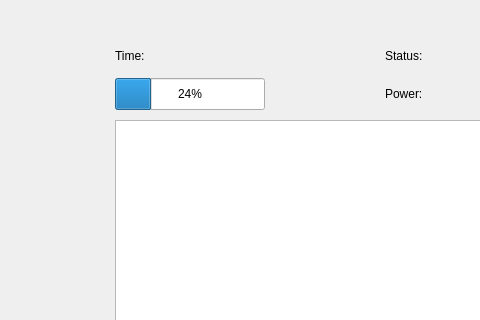
onbat2/catkin_ws, file ui/robotinterface.ui: the form before one commit; both pictures show x 305 to 785 and y 0 to 320 of the 990 by 600 pixel window.
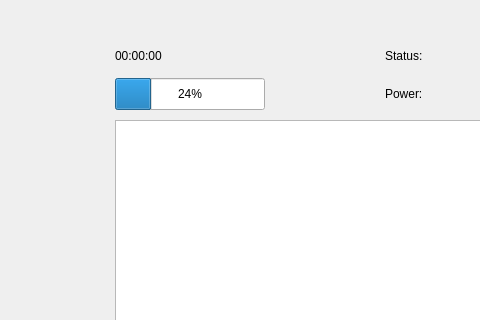
The form after the commit. Icons and pictures are not drawn.

The edit to the form file:
```diff
--- a/ui/robotinterface.ui
+++ b/ui/robotinterface.ui
@@ -19,8 +19,8 @@
      <rect>
       <x>10</x>
       <y>30</y>
-      <width>361</width>
-      <height>291</height>
+      <width>351</width>
+      <height>281</height>
      </rect>
     </property>
     <widget class="QWidget" name="verticalLayoutWidget">
@@ -214,7 +214,7 @@
      <item>
       <widget class="QLabel" name="label_time">
        <property name="text">
-        <string>Time: </string>
+        <string>00:00:00</string>
        </property>
       </widget>
      </item>
```
